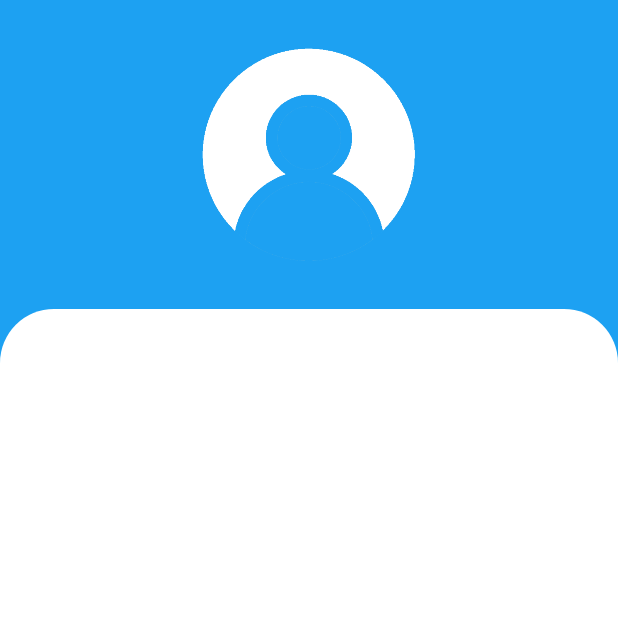
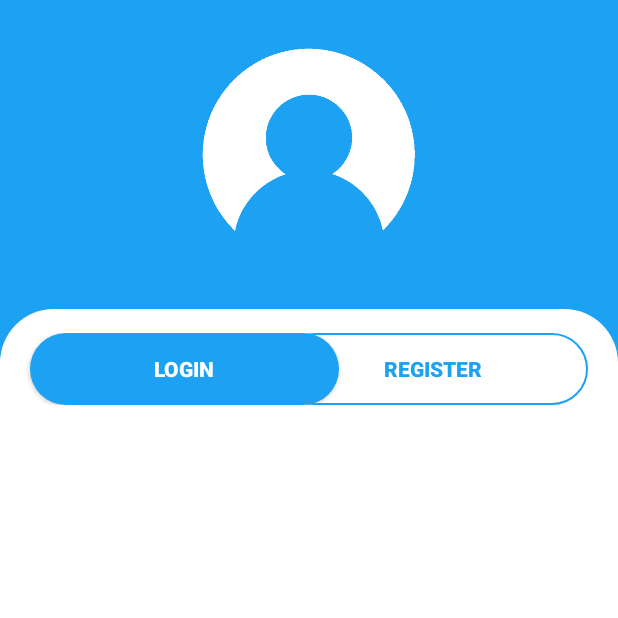
Before and after one commit to himynameismoose/LoginRegister, an Android app: the screen it shows after launch (MainActivity), on a phone screen of 412 x 824 dp, the top half of it. Run offline under Robolectric (Android 15) with nearby library versions, the phone set to English and light mode, and no system bars.

Commit message:
Add buttons and create background for buttons

```diff
--- /dev/null
+++ b/app/src/main/res/drawable/btnbg.xml
@@ -0,0 +1,9 @@
+<?xml version="1.0" encoding="utf-8"?>
+<selector xmlns:android="http://schemas.android.com/apk/res/android">
+    <item>
+        <shape android:shape="rectangle">
+            <corners android:radius="50dp" />
+            <stroke android:width="1dp" android:color="@color/blue" />
+        </shape>
+    </item>
+</selector>
--- /dev/null
+++ b/app/src/main/res/drawable/fillbtn.xml
@@ -0,0 +1,9 @@
+<?xml version="1.0" encoding="utf-8"?>
+<selector xmlns:android="http://schemas.android.com/apk/res/android">
+    <item>
+        <shape android:shape="rectangle">
+            <solid android:color="@color/blue" />
+            <corners android:radius="50dp" />
+        </shape>
+    </item>
+</selector>
--- a/app/src/main/res/layout/login.xml
+++ b/app/src/main/res/layout/login.xml
@@ -23,14 +23,49 @@
 
     </LinearLayout>
 
-
-
     <LinearLayout
         android:layout_width="match_parent"
         android:layout_height="0dp"
         android:layout_weight="3"
         android:orientation="vertical"
         android:paddingHorizontal="10dp"
-        android:background="@drawable/bg"/>
+        android:background="@drawable/bg">
+
+        <LinearLayout
+            android:layout_width="match_parent"
+            android:layout_height="wrap_content"
+            android:orientation="horizontal"
+            android:layout_marginBottom="16dp"
+            android:layout_marginTop="16dp">
+
+            <Button
+                android:layout_width="0dp"
+                android:layout_weight="1"
+                android:layout_height="wrap_content"
+                android:text="@string/login"
+                android:textColor="@color/white"
+                android:textStyle="bold"
+                android:id="@+id/login"
+                android:background="@drawable/fillbtn"
+                android:layout_marginStart="10dp"
+                android:layout_marginEnd="-20dp"/>
+
+            <Button
+                android:layout_width="0dp"
+                android:layout_weight="1"
+                android:layout_height="wrap_content"
+                android:text="@string/register"
+                android:textColor="@color/blue"
+                android:textStyle="bold"
+                android:background="@drawable/btnbg"
+                android:id="@+id/register"
+                android:layout_marginStart="-20dp"
+                android:layout_marginEnd="10dp"/>
+
+        </LinearLayout>
+
+    </LinearLayout>
+
+
 
 </LinearLayout>
--- a/app/src/main/res/values/strings.xml
+++ b/app/src/main/res/values/strings.xml
@@ -1,4 +1,6 @@
 <resources>
     <string name="app_name">LoginRegister</string>
     <string name="profile">Profile</string>
+    <string name="login">Login</string>
+    <string name="register">Register</string>
 </resources>
```
